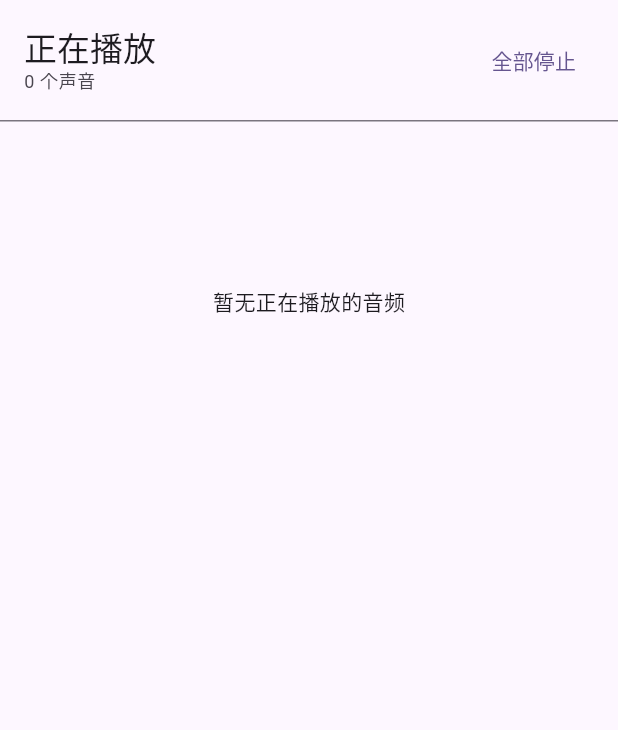
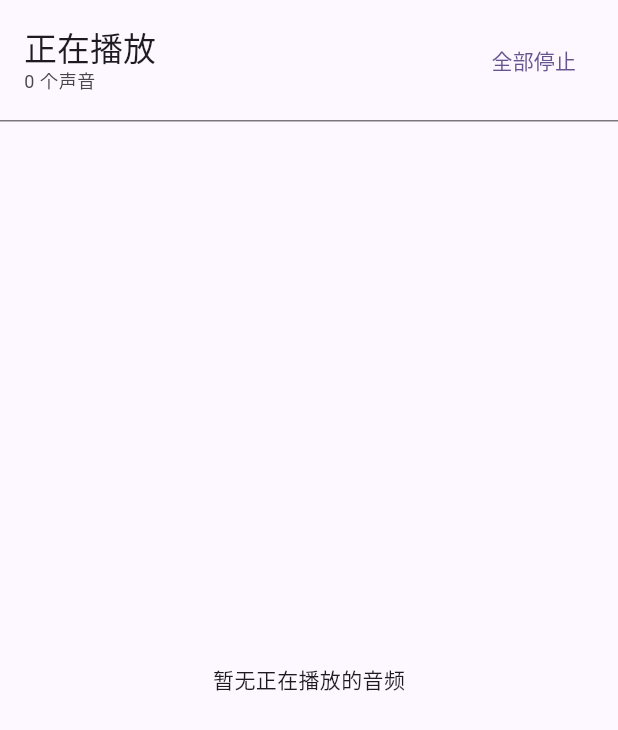
Before and after one commit to qinshah/xmsleepx, a Flutter app: the PlayingListSheet widget shown alone on an empty page, opened directly, on a phone screen of 412 x 824 dp. Shown: the top 730 px of the screen. Run offline on Flutter 3.47's test engine with Material 3 defaults, Android fonts, the light colour scheme and no system bars; our stand-ins replace audioplayers, hive_ce, package_info_plus, shared_preferences; accounts and stored records are empty.

Commit message:
refactor(ui): 调整声音图标和播放列表高度

```diff
--- a/lib/app/app_view.dart
+++ b/lib/app/app_view.dart
@@ -116,9 +116,9 @@ class _MainPageState extends State<MainPage> {
         },
         destinations: const [
           NavigationDestination(
-            icon: Icon(Icons.local_florist_outlined),
-            selectedIcon: Icon(Icons.local_florist),
-            label: '白噪音',
+            icon: Icon(Icons.my_library_music_outlined),
+            selectedIcon: Icon(Icons.my_library_music),
+            label: '声音',
           ),
           NavigationDestination(
             icon: Icon(Icons.timer_outlined),
--- a/lib/ui/home/home_page.dart
+++ b/lib/ui/home/home_page.dart
@@ -455,9 +455,7 @@ class _PlayingListSheetState extends State<PlayingListSheet> {
   @override
   Widget build(BuildContext context) {
     final playingSounds = context.watch<SoundManager>().playingSounds;
-    return SizedBox(
-      height: 320,
-      child: Column(
+    return Column(
       mainAxisSize: MainAxisSize.min,
       children: [
         Container(
@@ -624,7 +622,6 @@ class _PlayingListSheetState extends State<PlayingListSheet> {
                 ),
         ),
       ],
-      ),
     );
   }
 }
```
Lines whose indentation alone changed are shown as unchanged.
